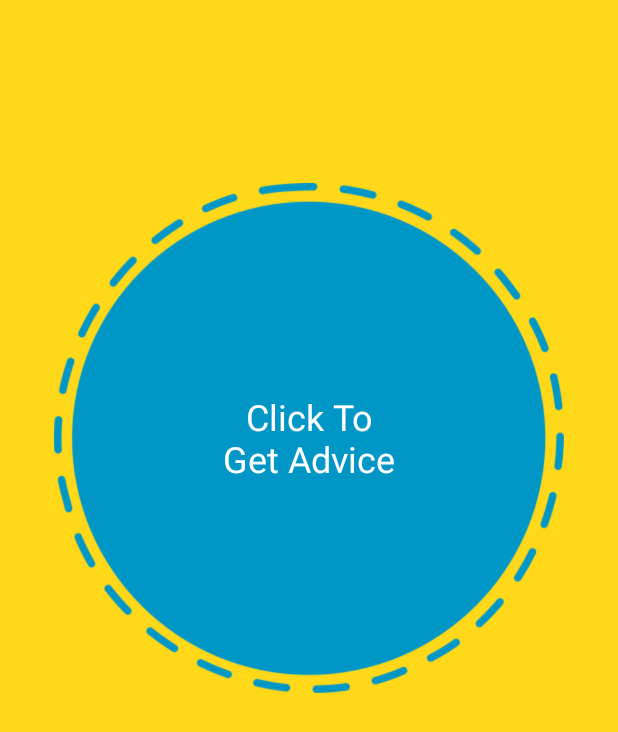
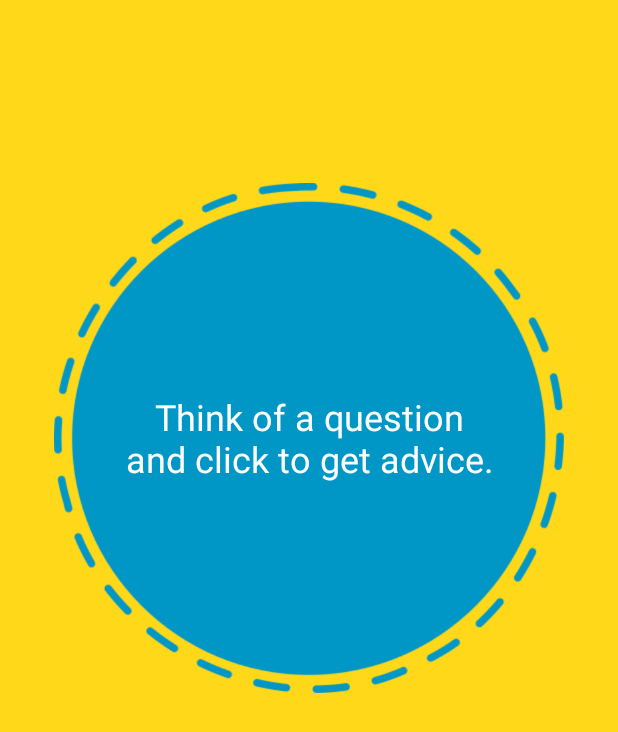
Before and after one commit to cloudbuster/magiceightball, an Android app: the screen it shows after launch (MainActivity), on a phone screen of 412 x 824 dp. Shown: the top 732 px of the screen. Run offline under Robolectric (Android 15) with nearby library versions, the phone set to English and light mode, and no system bars.

Commit message:
Corrected strings.xml values.

```diff
--- a/app/src/main/res/values/strings.xml
+++ b/app/src/main/res/values/strings.xml
@@ -2,5 +2,5 @@
     <string name="app_name">Magic Eight Ball</string>
     <string name="background_bitmap_for_answers">Background bitmap for answers.</string>
     <string name="background_circle">Background bitmap for answers.</string>
-    <string name="click_to_get_advice">Click To\nGet Advice</string>
+    <string name="click_to_get_advice">Think of a question\nand click to get advice.</string>
 </resources>
```
